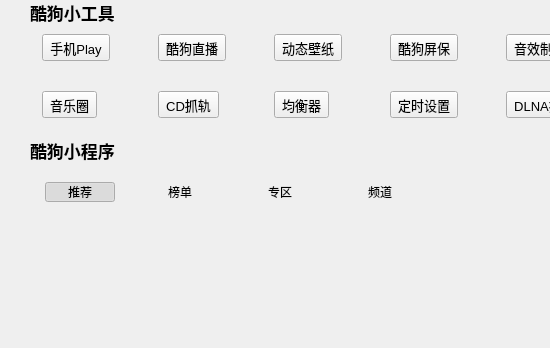
Before: the Qt Designer form KuGouClient/Search/Search.ui in a-mo-xi-wei/Qt-KuGouAppClient, drawn with Qt 5; both pictures show x 0 to 550 and y 0 to 348 of the 1000 by 348 pixel window.
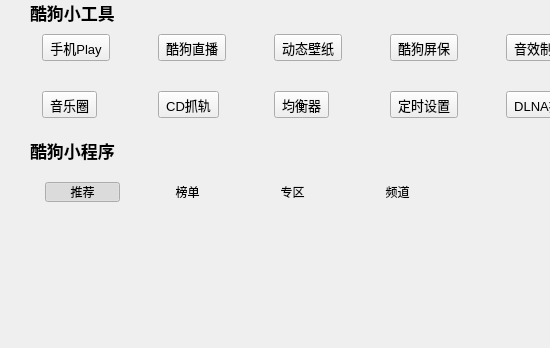
After: the same form once the commit is applied. Custom widgets are drawn as their Qt base class.

The edit to the form file:
```diff
--- a/KuGouClient/Search/Search.ui
+++ b/KuGouClient/Search/Search.ui
@@ -600,13 +600,13 @@
               </property>
               <property name="minimumSize">
                <size>
-                <width>70</width>
+                <width>75</width>
                 <height>0</height>
                </size>
               </property>
               <property name="maximumSize">
                <size>
-                <width>70</width>
+                <width>75</width>
                 <height>20</height>
                </size>
               </property>
@@ -688,13 +688,13 @@
               </property>
               <property name="minimumSize">
                <size>
-                <width>70</width>
+                <width>75</width>
                 <height>0</height>
                </size>
               </property>
               <property name="maximumSize">
                <size>
-                <width>70</width>
+                <width>75</width>
                 <height>20</height>
                </size>
               </property>
@@ -770,13 +770,13 @@
               </property>
               <property name="minimumSize">
                <size>
-                <width>70</width>
+                <width>75</width>
                 <height>0</height>
                </size>
               </property>
               <property name="maximumSize">
                <size>
-                <width>70</width>
+                <width>75</width>
                 <height>20</height>
                </size>
               </property>
@@ -852,13 +852,13 @@
               </property>
               <property name="minimumSize">
                <size>
-                <width>70</width>
+                <width>75</width>
                 <height>0</height>
                </size>
               </property>
               <property name="maximumSize">
                <size>
-                <width>70</width>
+                <width>75</width>
                 <height>20</height>
                </size>
               </property>
```
